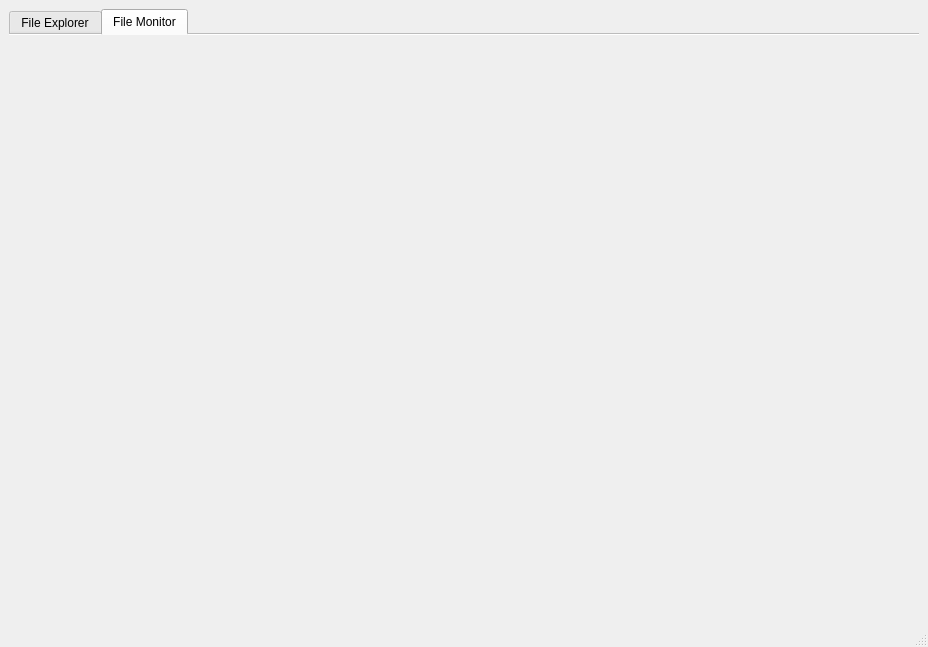
Above: Gui/MainWindow.ui from fxdeniz/NeSync before the change. Below: the same form after it.
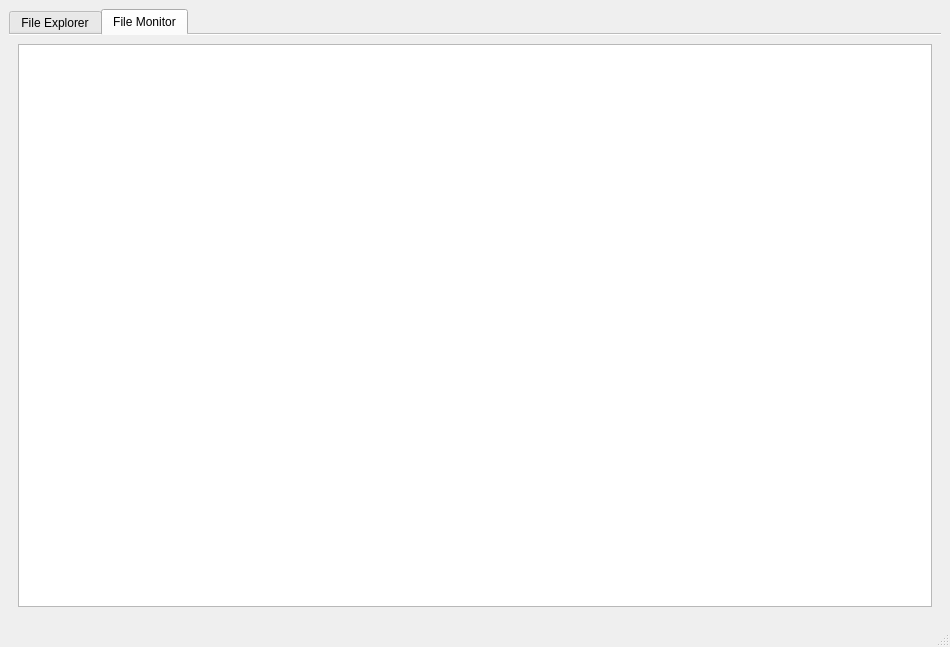
That is the form after the change. The open tabs and pages were chosen to show the change.

Commit message: tableViewFileMonitor added into MainWindow.ui

```diff
--- a/Gui/MainWindow.ui
+++ b/Gui/MainWindow.ui
@@ -6,7 +6,7 @@
    <rect>
     <x>0</x>
     <y>0</y>
-    <width>928</width>
+    <width>950</width>
     <height>647</height>
    </rect>
   </property>
@@ -472,6 +472,18 @@
        <attribute name="title">
         <string>File Monitor</string>
        </attribute>
+       <layout class="QVBoxLayout" name="verticalLayout_5">
+        <item>
+         <widget class="QTableView" name="tableViewFileMonitor">
+          <property name="editTriggers">
+           <set>QAbstractItemView::NoEditTriggers</set>
+          </property>
+          <property name="selectionBehavior">
+           <enum>QAbstractItemView::SelectRows</enum>
+          </property>
+         </widget>
+        </item>
+       </layout>
       </widget>
      </widget>
     </item>
```
Left out of the diff: 4 changed lines with no effect on the pictures. The commit also changes 9 other files.
